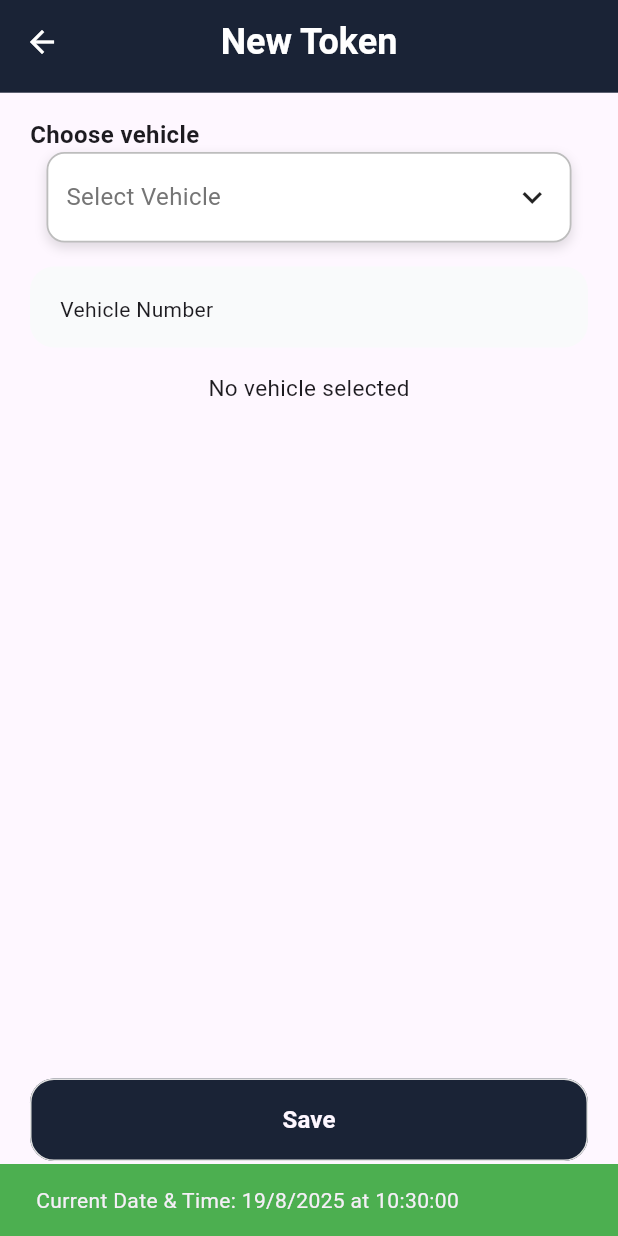
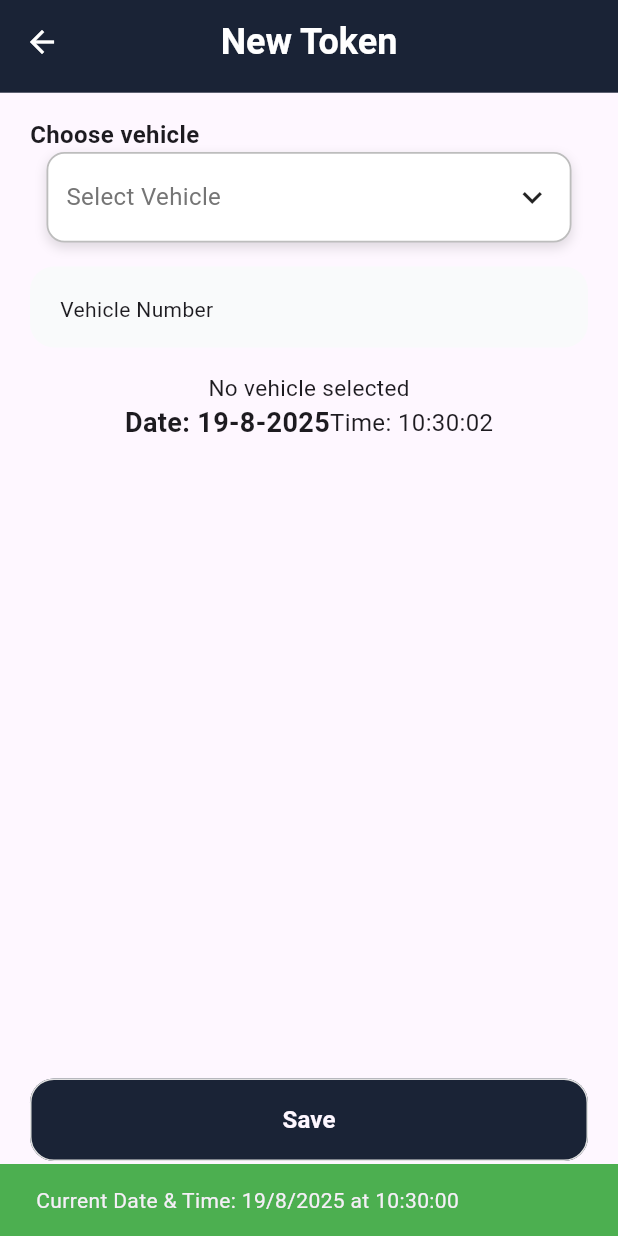
Before and after one commit to edusoftdevelopment/Edu-Token-System-App, a Flutter app: the NewTokenMain screen opened directly, after a tap on "Save", on a phone screen of 412 x 824 dp. Run offline on Flutter 3.47's test engine with Material 3 defaults, Android fonts, the phone set to English and light mode, and no system bars; drawn by our look-alikes of auto_size_text; our stand-ins replace dio, flutter_dotenv, flutter_screenutil, flutter_svg, pretty_dio_logger.

Commit message:
add date and time feature

```diff
--- a/lib/feature/new_token/view/new_token_main.dart
+++ b/lib/feature/new_token/view/new_token_main.dart
@@ -1,3 +1,5 @@
+import 'package:edu_token_system_app/Export/export.dart';
+import 'package:edu_token_system_app/app/app.dart';
 import 'package:edu_token_system_app/core/common/common.dart';
 import 'package:edu_token_system_app/core/extension/extension.dart';
 import 'package:edu_token_system_app/core/utils/utils.dart';
@@ -14,7 +16,7 @@ class _NewTokenMainState extends State<NewTokenMain> {
   String? selectedVehicle;
   final List<String> vehicles = ['Car', 'Motorcycle', 'Cycle', 'Truck'];
   late TextEditingController _numberController;
-
+  DateTime? _currentDateTime;
   // Control width from yahan
   double dropdownWidth = 350;
 
@@ -22,6 +24,10 @@ class _NewTokenMainState extends State<NewTokenMain> {
   void initState() {
     super.initState();
     _numberController = TextEditingController();
+  }
+
+  Stream<DateTime> _timeStream() {
+    return Stream.periodic(const Duration(seconds: 1), (_) => DateTime.now());
   }
 
   @override
@@ -59,7 +65,7 @@ class _NewTokenMainState extends State<NewTokenMain> {
                   SizedBox(height: height * 0.02),
                   Align(
                     alignment: Alignment.centerLeft,
-                    child: Text(
+                    child: AutoSizeText(
                       'Choose vehicle',
                       style: TextStyle(
                         fontSize: 16,
@@ -98,7 +104,7 @@ class _NewTokenMainState extends State<NewTokenMain> {
                           child: Container(
                             width: dropdownWidth - 40, // Adjust for padding
                             padding: const EdgeInsets.symmetric(vertical: 6.0),
-                            child: Text(
+                            child: AutoSizeText(
                               vehicle,
                               style: const TextStyle(
                                 fontSize: 16,
@@ -129,7 +135,7 @@ class _NewTokenMainState extends State<NewTokenMain> {
                         child: Row(
                           mainAxisAlignment: MainAxisAlignment.spaceBetween,
                           children: [
-                            Text(
+                            AutoSizeText(
                               selectedVehicle ?? 'Select Vehicle',
                               style: TextStyle(
                                 fontSize: 16,
@@ -152,32 +158,62 @@ class _NewTokenMainState extends State<NewTokenMain> {
                     keyboardType: TextInputType.number,
                   ),
                   const SizedBox(height: 16),
-                  Text(
+                  AutoSizeText(
                     selectedVehicle == null
                         ? 'No vehicle selected'
                         : 'Selected: $selectedVehicle',
                     style: const TextStyle(fontSize: 15),
                   ),
+                  StreamBuilder<DateTime>(
+                    stream: _timeStream(),
+                    builder: (context, snapshot) {
+                      if (!snapshot.hasData) {
+                        return const AutoSizeText("Loading...");
+                      }
+                      final now = snapshot.data!;
+                      _currentDateTime = now;
+                      final date = "${now.day}-${now.month}-${now.year}";
+                      final time =
+                          "${now.hour.toString().padLeft(2, '0')}:${now.minute.toString().padLeft(2, '0')}:${now.second.toString().padLeft(2, '0')}";
 
+                      return Row(
+                        mainAxisSize: MainAxisSize.min,
+                        mainAxisAlignment: MainAxisAlignment.spaceBetween,
+                        children: [
+                          AutoSizeText(
+                            "Date: $date",
+                            style: const TextStyle(
+                              fontSize: 18,
+                              fontWeight: FontWeight.bold,
+                            ),
+                          ),
+                          AutoSizeText(
+                            "Time: $time",
+                            style: const TextStyle(fontSize: 16),
+                          ),
+                        ],
+                      );
+                    },
+                  ),
                   Spacer(),
                   CustomButton(
                     name: 'Save',
                     onPressed: () {
-                      // Current date and time
-                      DateTime now = DateTime.now();
+                      if (_currentDateTime != null) {
                         String formattedDateTime =
-                          '${now.day}/${now.month}/${now.year} at ${now.hour}:${now.minute.toString().padLeft(2, '0')}:${now.second.toString().padLeft(2, '0')}';
+                            '${_currentDateTime!.day}/${_currentDateTime!.month}/${_currentDateTime!.year} '
+                            'at ${_currentDateTime!.hour}:${_currentDateTime!.minute.toString().padLeft(2, '0')}:${_currentDateTime!.second.toString().padLeft(2, '0')}';
 
-                      // Show current date and time
                         ScaffoldMessenger.of(context).showSnackBar(
                           SnackBar(
-                          content: Text(
+                            content: AutoSizeText(
                               'Current Date & Time: $formattedDateTime',
                             ),
                             backgroundColor: Colors.green,
                             duration: const Duration(seconds: 3),
                           ),
                         );
+                      }
                     },
                   ),
                   const SizedBox(height: 50),
```
Also changed, not shown: lib/app/app.dart (+40 -0 lines), lib/main.dart (line endings or trailing spaces), pubspec.lock. Lines whose indentation alone changed are shown as unchanged.
